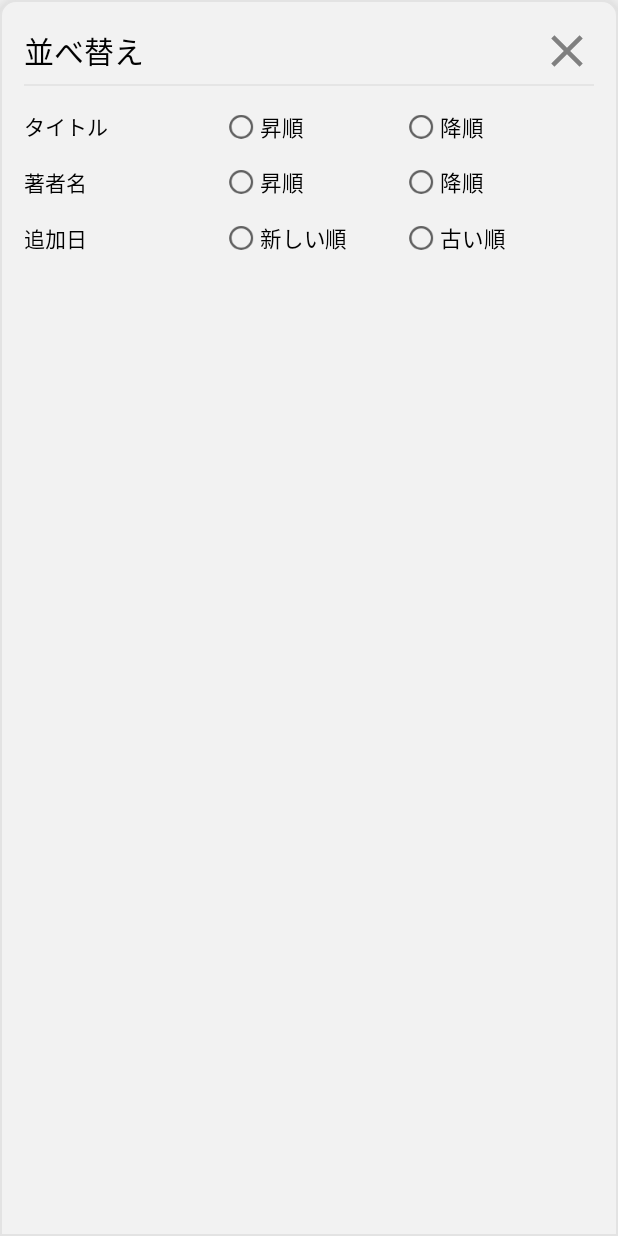
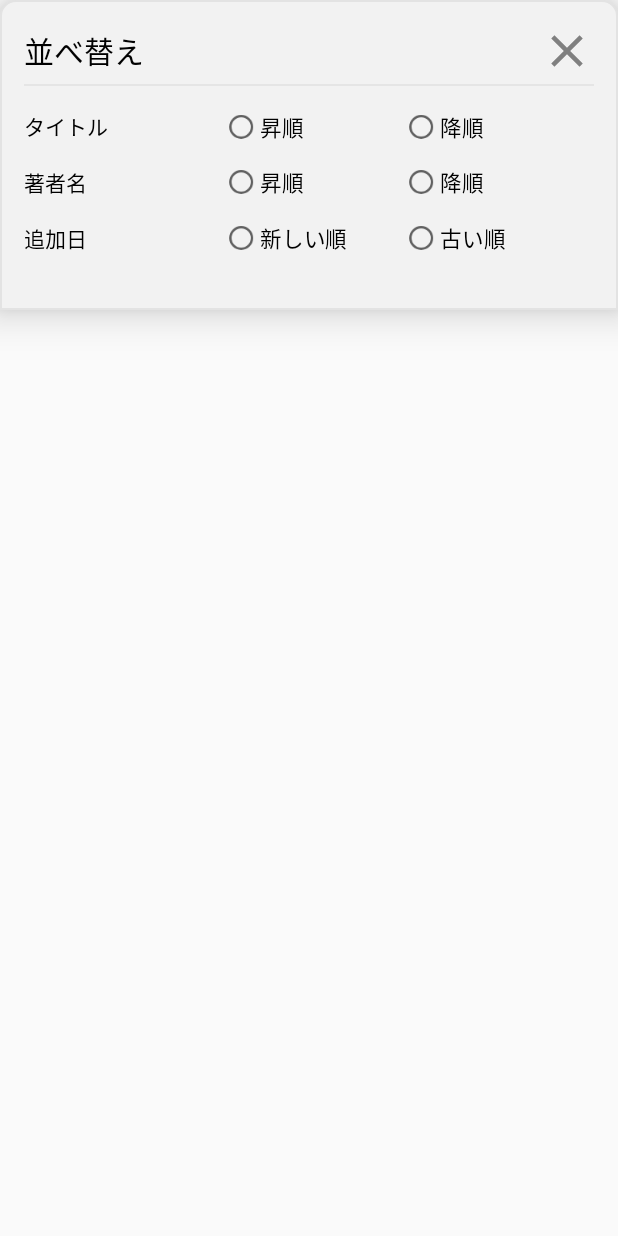
Before and after one commit to yudai0308/book_manager, an Android app: the layout sort_view.xml on its own in the app's theme, with its tools: preview values and no code run, on a phone screen of 412 x 824 dp. Run offline under Robolectric (Android 15) with nearby library versions, the phone set to English and light mode, and no system bars.

Commit message:
ソートビューを表示する高さを調整。

```diff
--- a/app/src/main/res/layout/activity_bookshelf.xml
+++ b/app/src/main/res/layout/activity_bookshelf.xml
@@ -79,7 +79,7 @@
         <FrameLayout
             android:id="@+id/bookshelf_sort_view"
             android:layout_width="@dimen/match_constraint"
-            android:layout_height="1000dp"
+            android:layout_height="wrap_content"
             android:elevation="@dimen/elevation_default"
             app:layout_constraintEnd_toEndOf="parent"
             app:layout_constraintStart_toStartOf="parent"
--- a/app/src/main/res/layout/sort_view.xml
+++ b/app/src/main/res/layout/sort_view.xml
@@ -5,12 +5,15 @@
     <LinearLayout
         android:id="@+id/bookshelf_sort_view"
         android:layout_width="match_parent"
-        android:layout_height="match_parent"
+        android:layout_height="wrap_content"
         android:background="@drawable/bg_sort_button_list"
         android:clickable="true"
         android:elevation="@dimen/elevation_default"
         android:orientation="vertical"
-        android:padding="@dimen/space_wide">
+        android:paddingStart="@dimen/space_wide"
+        android:paddingTop="@dimen/space_wide"
+        android:paddingEnd="@dimen/space_wide"
+        android:paddingBottom="@dimen/space_xx_wide">
 
         <LinearLayout
             android:layout_width="match_parent"
@@ -46,7 +49,7 @@
 
         <RadioGroup
             android:layout_width="match_parent"
-            android:layout_height="match_parent"
+            android:layout_height="wrap_content"
             app:layout_constraintBottom_toBottomOf="parent"
             app:layout_constraintEnd_toEndOf="parent"
             app:layout_constraintStart_toStartOf="parent"
@@ -54,10 +57,10 @@
 
             <androidx.constraintlayout.widget.ConstraintLayout
                 android:layout_width="match_parent"
-                android:layout_height="match_parent">
+                android:layout_height="wrap_content">
 
                 <androidx.constraintlayout.widget.Guideline
-                    android:id="@+id/guideline"
+                    android:id="@+id/vertical_guideline"
                     android:layout_width="wrap_content"
                     android:layout_height="wrap_content"
                     android:orientation="vertical"
@@ -77,7 +80,7 @@
                     style="@style/SortRadioButton"
                     android:text="@string/asc"
                     app:layout_constraintBottom_toBottomOf="@+id/sort_view_order_by_title"
-                    app:layout_constraintStart_toEndOf="@id/guideline"
+                    app:layout_constraintStart_toEndOf="@id/vertical_guideline"
                     app:layout_constraintTop_toTopOf="@+id/sort_view_order_by_title" />
 
                 <RadioButton
@@ -103,7 +106,7 @@
                     style="@style/SortRadioButton"
                     android:text="@string/asc"
                     app:layout_constraintBottom_toBottomOf="@+id/sort_view_order_by_author"
-                    app:layout_constraintStart_toEndOf="@id/guideline"
+                    app:layout_constraintStart_toEndOf="@id/vertical_guideline"
                     app:layout_constraintTop_toTopOf="@+id/sort_view_order_by_author" />
 
                 <RadioButton
@@ -129,7 +132,7 @@
                     style="@style/SortRadioButton"
                     android:text="@string/new_to_old"
                     app:layout_constraintBottom_toBottomOf="@+id/sort_view_order_by_added_at"
-                    app:layout_constraintStart_toEndOf="@id/guideline"
+                    app:layout_constraintStart_toEndOf="@id/vertical_guideline"
                     app:layout_constraintTop_toTopOf="@+id/sort_view_order_by_added_at" />
 
                 <RadioButton
```
Also changed, not shown: app/src/main/java/com/example/bookmanager/utils/ViewUtil.kt (+9 -0 lines), app/src/main/java/com/example/bookmanager/views/BookSearchActivity.kt (+2 -6 lines), app/src/main/java/com/example/bookmanager/views/BookshelfActivity.kt (+8 -2 lines).
